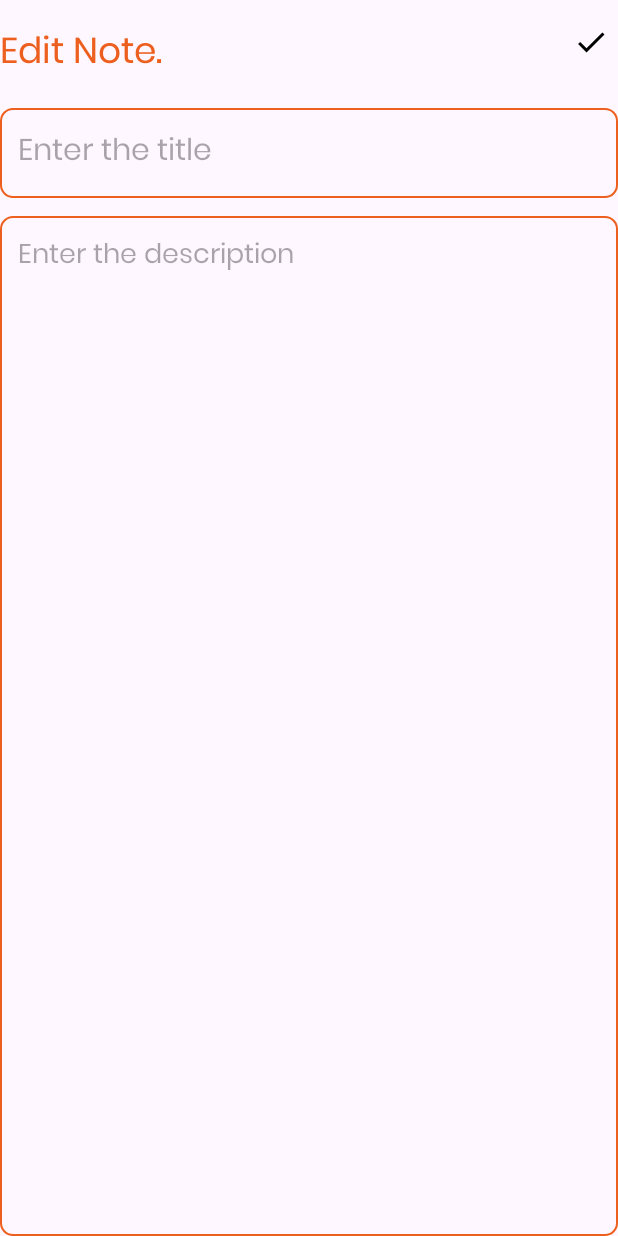
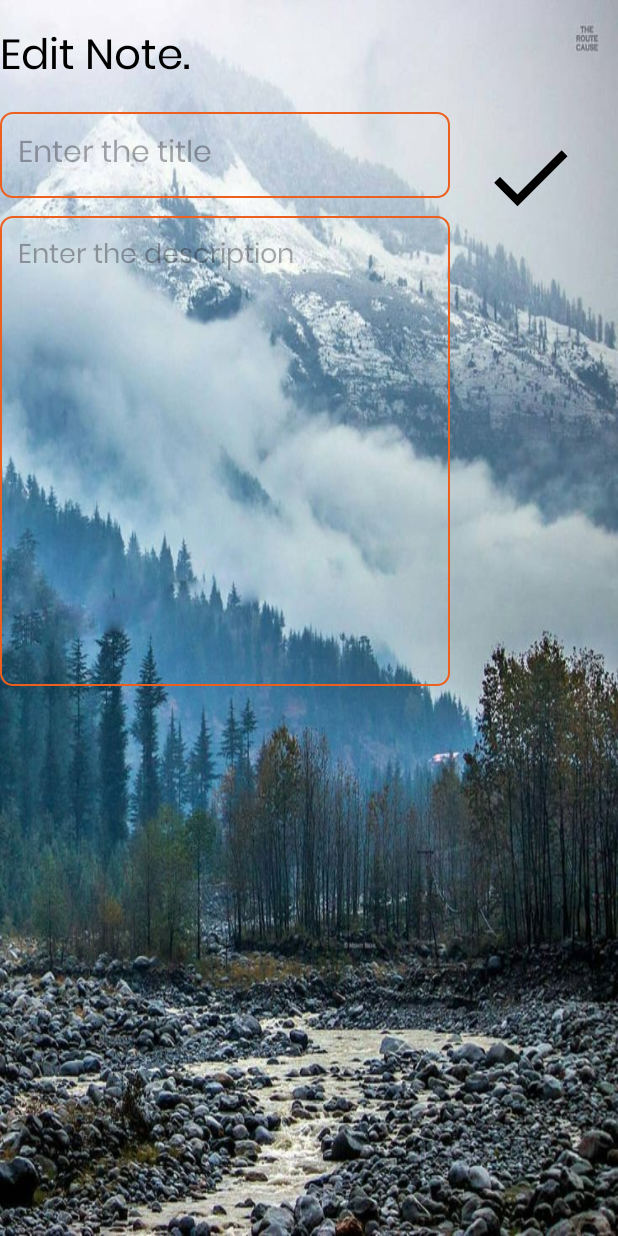
Before and after one commit to it22063182/MAD_04, an Android app: the UpdateNoteActivity screen opened directly, with no data from a screen before it, on a phone screen of 412 x 824 dp. Run offline under Robolectric (Android 15) with nearby library versions, the phone set to English and light mode, and no system bars; 1 statement that could not run was skipped.

```diff
--- a/app/src/main/res/drawable/baseline_delete_24.xml
+++ b/app/src/main/res/drawable/baseline_delete_24.xml
@@ -1,4 +1,7 @@
-<vector xmlns:android="http://schemas.android.com/apk/res/android" android:height="24dp" android:tint="#ed5f1e" android:viewportHeight="24" android:viewportWidth="24" android:width="24dp">
+<vector xmlns:android="http://schemas.android.com/apk/res/android"
+    android:height="24dp" android:tint="#FF000000"
+    android:viewportHeight="24" android:viewportWidth="24"
+    android:width="24dp">
 
     <path android:fillColor="@android:color/white" android:pathData="M6,19c0,1.1 0.9,2 2,2h8c1.1,0 2,-0.9 2,-2V7H6v12zM19,4h-3.5l-1,-1h-5l-1,1H5v2h14V4z"/>
 
--- a/app/src/main/res/drawable/baseline_edit_24.xml
+++ b/app/src/main/res/drawable/baseline_edit_24.xml
@@ -1,4 +1,4 @@
-<vector xmlns:android="http://schemas.android.com/apk/res/android" android:height="24dp" android:tint="#ed5f1e" android:viewportHeight="24" android:viewportWidth="24" android:width="24dp">
+<vector xmlns:android="http://schemas.android.com/apk/res/android" android:height="24dp" android:tint="#FF000000" android:viewportHeight="24" android:viewportWidth="24" android:width="24dp">
 
     <path android:fillColor="@android:color/white" android:pathData="M3,17.25V21h3.75L17.81,9.94l-3.75,-3.75L3,17.25zM20.71,7.04c0.39,-0.39 0.39,-1.02 0,-1.41l-2.34,-2.34c-0.39,-0.39 -1.02,-0.39 -1.41,0l-1.83,1.83 3.75,3.75 1.83,-1.83z"/>
 
--- a/app/src/main/res/layout/activity_update_note.xml
+++ b/app/src/main/res/layout/activity_update_note.xml
@@ -6,6 +6,7 @@
     android:id="@+id/main"
     android:layout_width="match_parent"
     android:layout_height="match_parent"
+    android:background="@drawable/bgc"
     tools:context=".UpdateNoteActivity">
 
     <TextView
@@ -16,24 +17,29 @@
         android:layout_marginTop="16dp"
         android:fontFamily="@font/poppins"
         android:text="Edit Note."
-        android:textColor="@color/orange"
-        android:textSize="24sp" />
+        android:textColor="@color/black"
+        android:textSize="28sp" />
 
     <ImageView
         android:id="@+id/updateSaveButton"
-        android:layout_width="wrap_content"
-        android:layout_height="wrap_content"
-        android:src="@drawable/baseline_done_24"
+        android:layout_width="65dp"
+        android:layout_height="60dp"
+        android:layout_alignTop="@id/editNoteHeading"
+        android:layout_alignParentStart="true"
         android:layout_alignParentEnd="true"
-        android:layout_alignTop="@id/editNoteHeading"
-        android:layout_marginEnd="6dp" />
+        android:layout_alignParentBottom="true"
+        android:layout_marginStart="320dp"
+        android:layout_marginTop="25dp"
+        android:layout_marginEnd="25dp"
+        android:layout_marginBottom="629dp"
+        android:src="@drawable/baseline_done_24" />
 
     <EditText
         android:id="@+id/UpdateTitleEditText"
-        android:layout_width="match_parent"
-        android:layout_height="60dp"
+        android:layout_width="300dp"
+        android:layout_height="wrap_content"
         android:layout_below="@id/editNoteHeading"
-        android:layout_marginTop="16dp"
+        android:layout_marginTop="12dp"
         android:background="@drawable/orange_border"
         android:fontFamily="@font/poppins"
         android:hint="Enter the title"
@@ -43,16 +49,16 @@
 
     <EditText
         android:id="@+id/UpdateContentEditText"
-        android:layout_width="match_parent"
-        android:layout_height="match_parent"
+        android:layout_width="300dp"
+        android:layout_height="313dp"
+        android:layout_below="@id/UpdateTitleEditText"
+        android:layout_marginTop="12dp"
+        android:background="@drawable/orange_border"
+        android:fontFamily="@font/poppins"
+        android:gravity="top"
         android:hint="Enter the description"
-        android:gravity="top"
         android:padding="12dp"
-        android:textSize="18sp"
-        android:fontFamily="@font/poppins"
-        android:background="@drawable/orange_border"
-        android:layout_below="@id/UpdateTitleEditText"
-        android:layout_marginTop="12dp"/>
+        android:textSize="18sp" />
 
 
 </RelativeLayout>
--- a/app/src/main/res/layout/note_item.xml
+++ b/app/src/main/res/layout/note_item.xml
@@ -4,6 +4,7 @@
     xmlns:app="http://schemas.android.com/apk/res-auto"
     android:layout_width="match_parent"
     android:layout_height="wrap_content"
+    android:background= "@drawable/bga"
     app:cardCornerRadius="8dp"
     app:cardElevation="4dp"
     app:cardUseCompatPadding="true">
@@ -27,7 +28,7 @@
                 android:layout_height="wrap_content"
                 android:text="Title"
                 android:fontFamily="@font/poppins"
-                android:textColor="@color/orange"
+                android:textColor="@color/black"
                 android:textSize="18sp"
                 android:textStyle="bold"/>
             <ImageView
```
Also changed, not shown: app/src/main/res/drawable/bgc.jpg (added).
